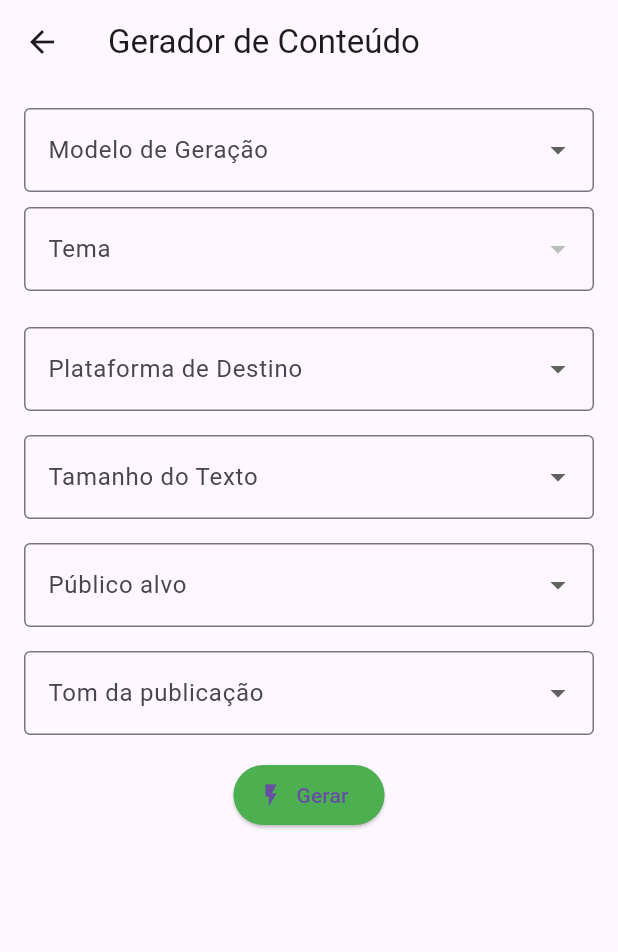
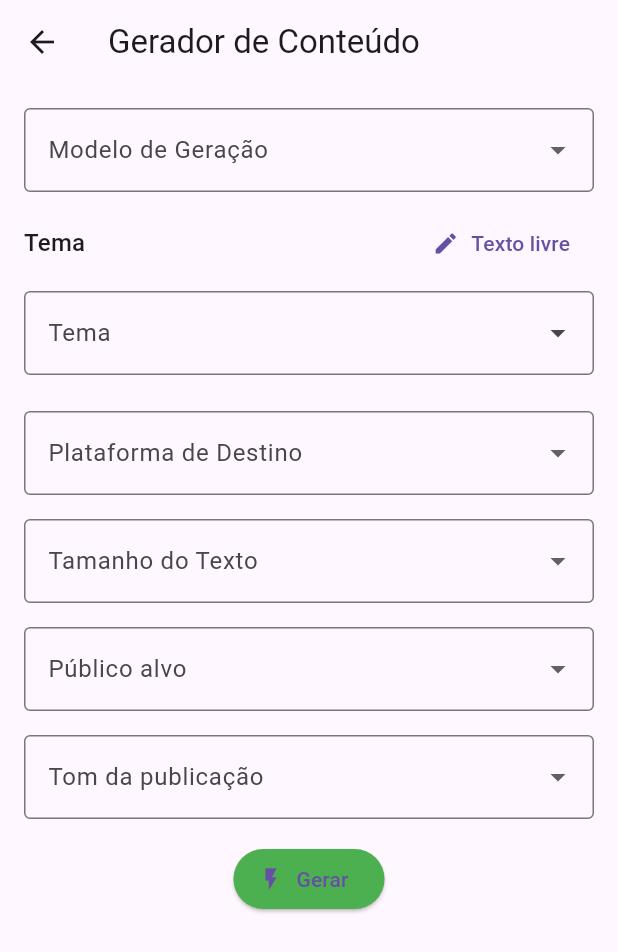
Before and after one commit to manuabigsz/publifly.ai, a Flutter app: the ContentGeneratorPage screen opened directly, on a phone screen of 412 x 824 dp. Shown: the top 952 px of the screen. Run offline on Flutter 3.47's test engine with Material 3 defaults, Android fonts, the phone set to English and light mode, and no system bars; drawn by our look-alikes of dropdown_search; our stand-ins replace cloud_firestore, firebase_auth, firebase_core, firebase_storage, flutter_markdown; missing offline and left inert: flutter_inappwebview, image_downloader_web, minio; accounts and stored records are empty; network calls fail.

Commit message:
refactor: tema field

```diff
--- a/lib/src/features/home_page/home_config/home_config.dart
+++ b/lib/src/features/home_page/home_config/home_config.dart
@@ -77,7 +77,7 @@ class _HomePageGeralState extends State<HomePageGeral> {
                             radius: 20.0,
                             backgroundImage: userProvider.userLogo != null
                                 ? NetworkImage(userProvider.userLogo!)
-                                : const AssetImage('assets/images/temp.png')
+                                : const AssetImage('assets/images/logo.png')
                                     as ImageProvider,
                           ),
                         ),
--- a/lib/src/features/home_page/home_page/home_page.dart
+++ b/lib/src/features/home_page/home_page/home_page.dart
@@ -172,6 +172,7 @@ class _HomePageState extends State<HomePage> {
     return '${difference.inDays}d atrás';
   }
 
+  // ignore: unused_element
   Widget _infoCard(String title, String value, IconData icon) {
     return Container(
       padding: const EdgeInsets.all(16),
--- a/lib/src/features/ia_contents/generate_content_page/generate_content_controller.dart
+++ b/lib/src/features/ia_contents/generate_content_page/generate_content_controller.dart
@@ -54,6 +54,7 @@ class ContentGeneratorController {
       return {
         'title': data['title'],
         'url': data['link'],
+        'imageUrl': data['imageUrl'],
       };
     }).toList();
   }
--- a/lib/src/features/ia_contents/generate_content_page/generate_content_page.dart
+++ b/lib/src/features/ia_contents/generate_content_page/generate_content_page.dart
@@ -1,3 +1,4 @@
+import 'package:dropdown_search/dropdown_search.dart';
 import 'package:flutter/material.dart';
 import '../../generate_ideia/widgets/result_card.dart';
 import 'generate_content_controller.dart';
@@ -15,6 +16,8 @@ class _ContentGeneratorPageState extends State<ContentGeneratorPage> {
   final _formKey = GlobalKey<FormState>();
 
   bool _isLoading = false;
+  bool _isCustomTheme = false;
+  final TextEditingController _customThemeController = TextEditingController();
 
   @override
   Widget build(BuildContext context) {
@@ -64,30 +67,86 @@ class _ContentGeneratorPageState extends State<ContentGeneratorPage> {
                     const SizedBox(
                       height: 10,
                     ),
-                    DropdownButtonFormField<String>(
-                      isExpanded: true,
-                      value: controller.temaSelecionado,
+                    Row(
+                      mainAxisAlignment: MainAxisAlignment.spaceBetween,
+                      children: [
+                        Text('Tema',
+                            style: Theme.of(context).textTheme.titleMedium),
+                        TextButton.icon(
+                          onPressed: () {
+                            setState(() {
+                              _isCustomTheme = !_isCustomTheme;
+                              if (_isCustomTheme) {
+                                _customThemeController.text =
+                                    controller.temaSelecionado ?? '';
+                              } else {
+                                controller.temaSelecionado = null;
+                              }
+                            });
+                          },
+                          icon: Icon(_isCustomTheme ? Icons.list : Icons.edit),
+                          label: Text(_isCustomTheme
+                              ? 'Escolher da lista'
+                              : 'Texto livre'),
+                        ),
+                      ],
+                    ),
+                    const SizedBox(height: 8.0),
+                    _isCustomTheme
+                        ? TextFormField(
+                            controller: _customThemeController,
                             decoration: const InputDecoration(
+                              labelText: 'Tema personalizado',
+                              border: OutlineInputBorder(),
+                            ),
+                            validator: (value) =>
+                                (value == null || value.isEmpty)
+                                    ? 'Campo obrigatório'
+                                    : null,
+                            onChanged: (value) {
+                              controller.temaSelecionado = value;
+                            },
+                          )
+                        : DropdownSearch<String>(
+                            items: (filter, scrollController) => temas
+                                .where((tema) =>
+                                    (tema['title']?.toString() ?? '')
+                                        .toLowerCase()
+                                        .contains(filter.toLowerCase()))
+                                .map((tema) => tema['title']?.toString() ?? '')
+                                .toList(),
+                            popupProps: PopupProps.menu(
+                              showSearchBox: true,
+                              searchFieldProps: const TextFieldProps(
+                                decoration: InputDecoration(
+                                  hintText: 'Buscar tema...',
+                                  contentPadding:
+                                      EdgeInsets.fromLTRB(12, 12, 8, 0),
+                                  border: OutlineInputBorder(),
+                                ),
+                              ),
+                              menuProps: MenuProps(
+                                borderRadius: BorderRadius.circular(8),
+                              ),
+                            ),
+                            decoratorProps: const DropDownDecoratorProps(
+                              decoration: InputDecoration(
                                 labelText: 'Tema',
                                 border: OutlineInputBorder(),
                               ),
+                            ),
                             validator: (value) =>
                                 value == null ? 'Campo obrigatório' : null,
-                      items: temas.map((tema) {
-                        return DropdownMenuItem<String>(
-                          value: tema['title']?.toString(),
-                          child: Text(
-                            tema['title']?.toString() ?? '',
-                            overflow: TextOverflow.ellipsis,
-                          ),
-                        );
-                      }).toList(),
                             onChanged: (value) {
+                              if (value != null) {
                                 controller.temaSelecionado = value;
                                 controller.urlSelecionada = temas
-                            .firstWhere((t) => t['title'] == value)['url']
+                                    .firstWhere(
+                                        (t) => t['title'] == value)['url']
                                     ?.toString();
+                              }
                             },
+                            selectedItem: controller.temaSelecionado,
                           ),
                     const SizedBox(height: 8.0),
                     if (controller.urlSelecionada != null)
@@ -97,7 +156,7 @@ class _ContentGeneratorPageState extends State<ContentGeneratorPage> {
                         source: 'Fonte desconhecida',
                         readTime: 'Data não disponível',
                         imageUrl: '',
-                        link: controller.urlSelecionada! ?? '#',
+                        link: controller.urlSelecionada!,
                       ),
                     const SizedBox(height: 16.0),
                     DropdownButtonFormField<String>(
@@ -193,6 +252,7 @@ class _ContentGeneratorPageState extends State<ContentGeneratorPage> {
 
                                     if (response != null && mounted) {
                                       Navigator.push(
+                                        // ignore: use_build_context_synchronously
                                         context,
                                         MaterialPageRoute(
                                           builder: (_) => GeneratedContentPage(
--- a/lib/src/features/ia_contents/generated_content_page/generated_content_page.dart
+++ b/lib/src/features/ia_contents/generated_content_page/generated_content_page.dart
@@ -25,8 +25,6 @@ class GeneratedContentPage extends StatefulWidget {
 
 class _GeneratedContentPageState extends State<GeneratedContentPage> {
   late GeneratedContentController controller;
-  final bool _isSaving = false;
-  final bool _isSaved = false;
 
   @override
   void initState() {
--- a/lib/src/features/image_generator_page/image_generator_page/image_generator_controller.dart
+++ b/lib/src/features/image_generator_page/image_generator_page/image_generator_controller.dart
@@ -1,4 +1,3 @@
-import 'dart:typed_data';
 import 'package:cloud_firestore/cloud_firestore.dart';
 import 'package:flutter/material.dart';
 import 'package:http/http.dart' as http;
```
Also changed, not shown: pubspec.yaml (+5 -4 lines), pubspec.lock, 125 other files. Lines whose indentation alone changed are shown as unchanged.
